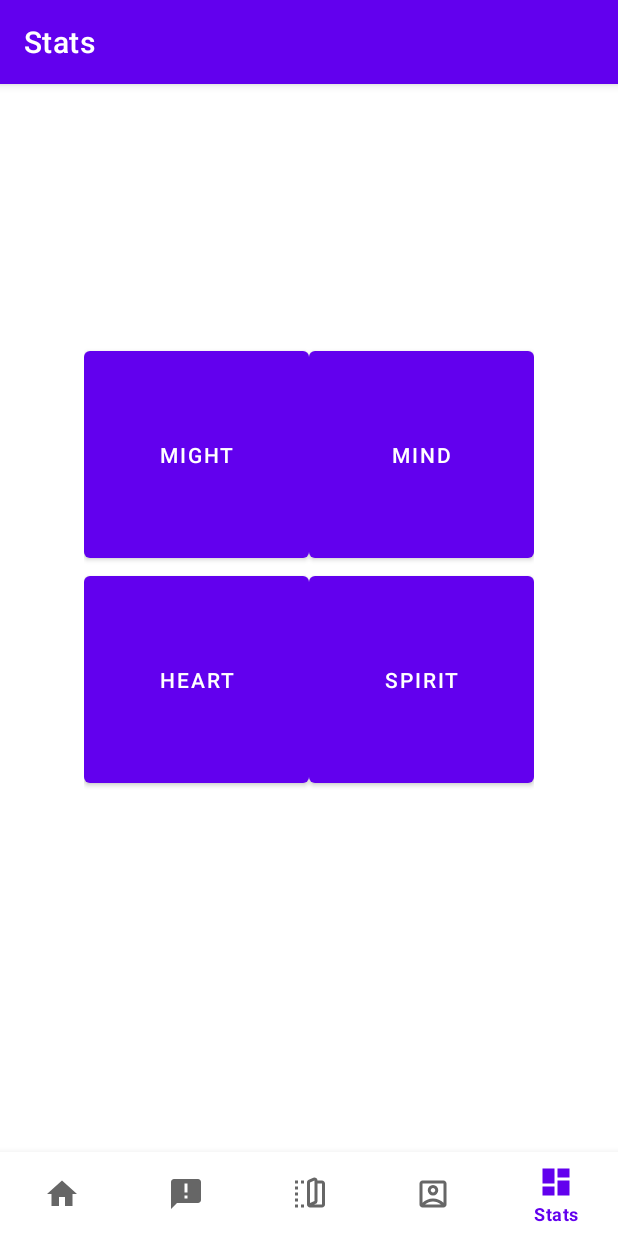
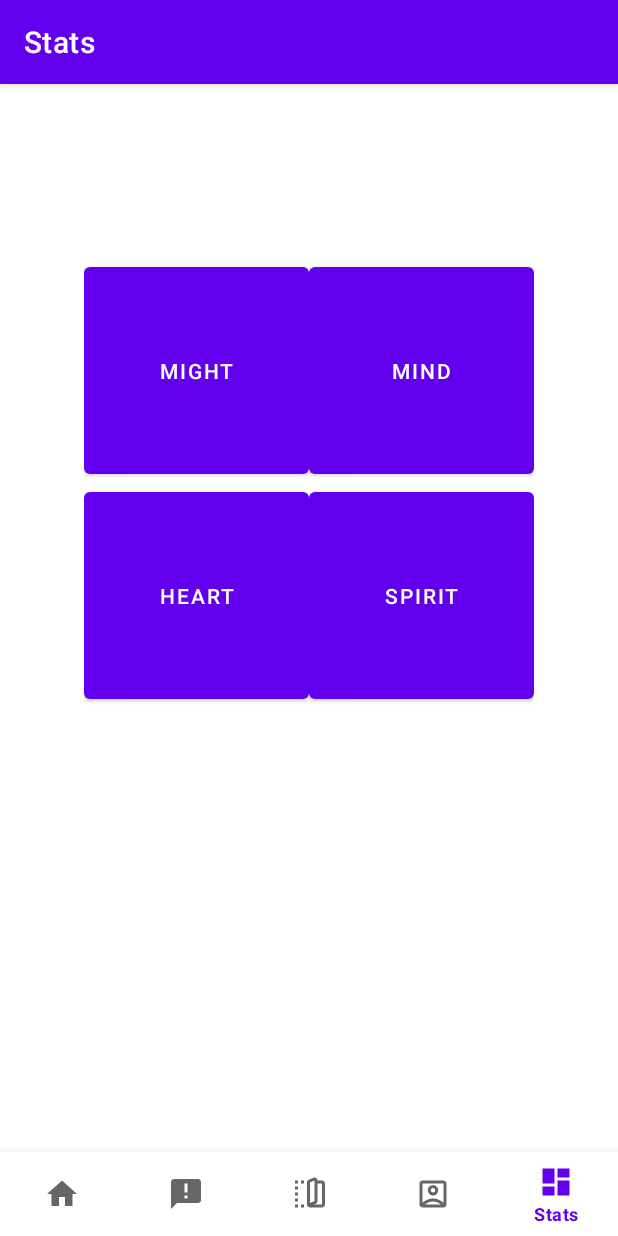
Before and after one commit to ErikHaletski/Challenge3-App, an Android app: the screen it shows after launch (MainActivity), item 5 of the bottom bar chosen, on a phone screen of 412 x 824 dp. Run offline under Robolectric (Android 15) with nearby library versions, the phone set to English and light mode, and no system bars; our stand-ins replace Firebase (no records; nobody signed in at launch, a user with empty details on screens opened directly), navigation-ui; libraries missing offline, so code that uses them is left out: org.maplibre.android; 4 statements that could not run were skipped.

Commit message:
fixed activity map for different screen sizes

```diff
--- a/app/src/main/res/layout/activity_main.xml
+++ b/app/src/main/res/layout/activity_main.xml
@@ -4,7 +4,7 @@
     android:id="@+id/container"
     android:layout_width="match_parent"
     android:layout_height="match_parent"
-    android:paddingTop="?attr/actionBarSize">
+    android:fitsSystemWindows="true">
 
     <com.google.android.material.bottomnavigation.BottomNavigationView
         android:id="@+id/nav_view"
@@ -22,7 +22,7 @@
         android:id="@+id/nav_host_fragment_activity_main"
         android:name="androidx.navigation.fragment.NavHostFragment"
         android:layout_width="match_parent"
-        android:layout_height="match_parent"
+        android:layout_height="0dp"
         app:defaultNavHost="true"
         app:layout_constraintBottom_toTopOf="@id/nav_view"
         app:layout_constraintLeft_toLeftOf="parent"
```
Also changed, not shown: app/src/main/res/layout/fragment_activity.xml (+5 -2 lines).
